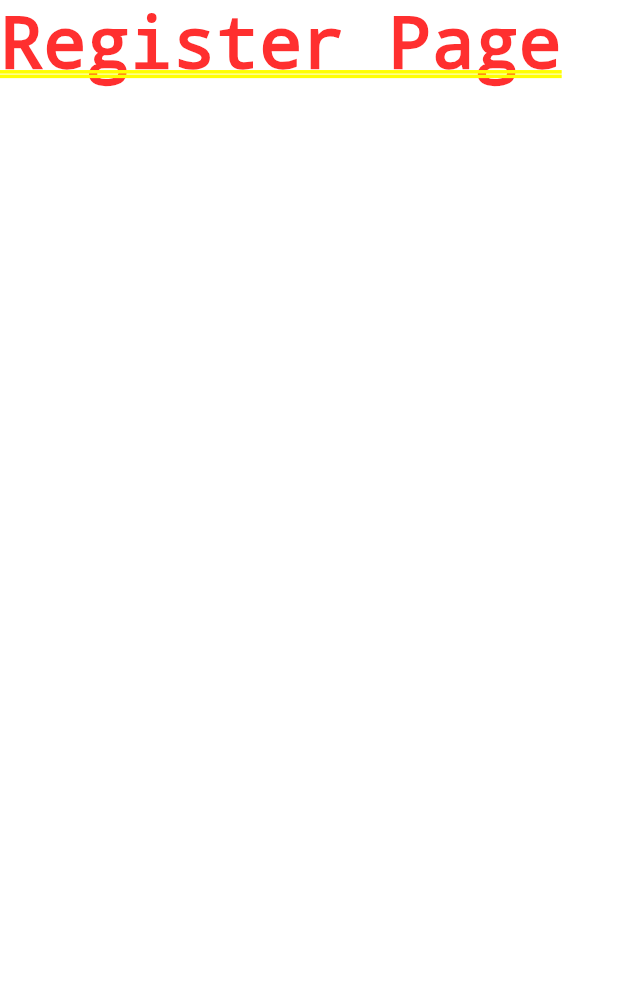
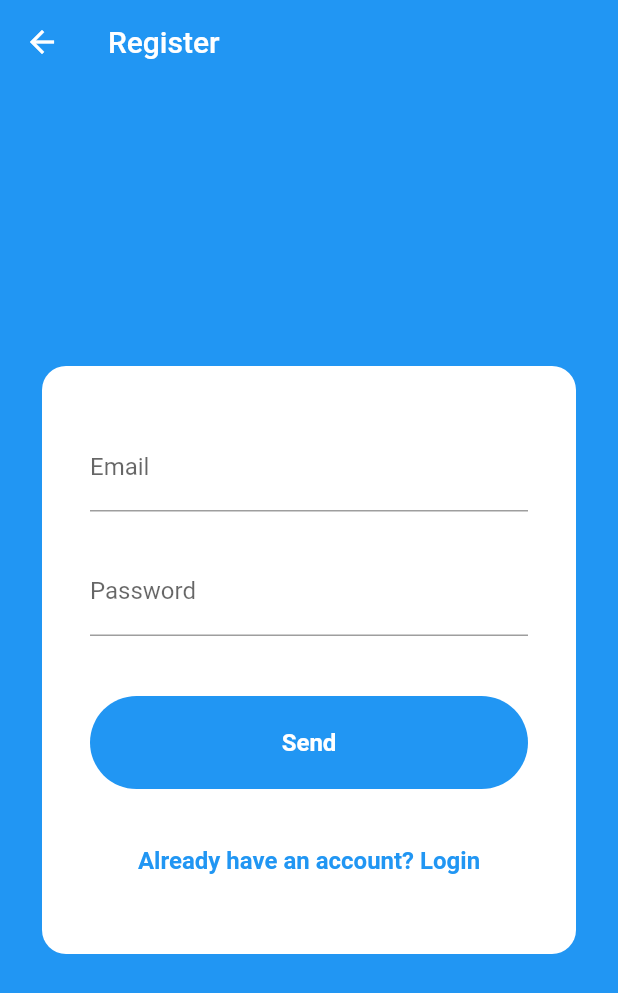
Before and after one commit to amimaro/flutter-supabase-template, a Flutter app: the screen it shows after launch, after a tap on "Register", on a phone screen of 412 x 824 dp. Shown: the top 993 px of the screen. Run offline on Flutter 3.47's test engine with Material 2 defaults, Android fonts, the phone set to English and light mode, and no system bars; drawn by our look-alikes of flutter_form_builder, loading_overlay; our stand-ins replace flutter_dotenv, form_builder_validators, supabase_flutter; accounts and stored records are empty.

Commit message:
Feature 3: register page

```diff
--- /dev/null
+++ b/lib/components/app_card.dart
@@ -0,0 +1,23 @@
+import 'package:flutter/material.dart';
+
+class AppCard extends StatelessWidget {
+  final Widget children;
+
+  const AppCard({super.key, required this.children});
+
+  @override
+  Widget build(BuildContext context) {
+    return SizedBox(
+        height: 400,
+        child: Padding(
+            padding: const EdgeInsets.symmetric(horizontal: 24),
+            child: Card(
+              elevation: 0,
+              shape: RoundedRectangleBorder(
+                  borderRadius: BorderRadius.circular(16)),
+              child: Padding(
+                  padding: const EdgeInsets.symmetric(horizontal: 32),
+                  child: children),
+            )));
+  }
+}
--- a/lib/pages/register_page.dart
+++ b/lib/pages/register_page.dart
@@ -1,10 +1,139 @@
 import 'package:flutter/material.dart';
+import 'package:flutter_form_builder/flutter_form_builder.dart';
+import 'package:flutter_supabase_template/components/app_card.dart';
+import 'package:flutter_supabase_template/main.dart';
+import 'package:form_builder_validators/form_builder_validators.dart';
+import 'package:loading_overlay/loading_overlay.dart';
+import 'package:supabase_flutter/supabase_flutter.dart';
 
-class RegisterPage extends StatelessWidget {
-  const RegisterPage({Key? key}) : super(key: key);
+class RegisterPage extends StatefulWidget {
+  const RegisterPage({super.key});
+
+  @override
+  State<RegisterPage> createState() => _RegisterPageState();
+}
+
+class _RegisterPageState extends State<RegisterPage> {
+  bool _isLoading = false;
+
+  final _formKey = GlobalKey<FormBuilderState>();
+
+  Future<void> _signUp() async {
+    if (!_formKey.currentState!.validate()) {
+      return;
+    }
+
+    try {
+      setState(() {
+        _isLoading = true;
+      });
+
+      await supabase.auth.signUp(
+        email: _formKey.currentState?.fields['email']?.value,
+        password: _formKey.currentState?.fields['password']?.value,
+      );
+
+      // ignore: use_build_context_synchronously
+      ScaffoldMessenger.of(context).showSnackBar(const SnackBar(
+        content: Text('Check your email for confirmation!'),
+      ));
+    } on AuthException catch (error) {
+      ScaffoldMessenger.of(context).showSnackBar(SnackBar(
+        content: Text(error.message),
+        backgroundColor: Theme.of(context).colorScheme.error,
+      ));
+    } catch (error) {
+      ScaffoldMessenger.of(context).showSnackBar(SnackBar(
+        content: const Text('Ops, something went wrong!'),
+        backgroundColor: Theme.of(context).colorScheme.error,
+      ));
+    } finally {
+      setState(() {
+        _isLoading = false;
+      });
+    }
+  }
 
   @override
   Widget build(BuildContext context) {
-    return const Text('Register Page');
+    // Build a Form widget using the _formKey created above.
+    return Scaffold(
+        appBar: AppBar(
+          title: const Text('Register'),
+          elevation: 0,
+        ),
+        backgroundColor: Colors.blue,
+        body: LoadingOverlay(
+            isLoading: _isLoading,
+            child: Stack(children: [
+              Center(
+                  child: AppCard(
+                      children: FormBuilder(
+                          key: _formKey,
+                          child: Column(
+                            mainAxisAlignment: MainAxisAlignment.center,
+                            children: [
+                              FormBuilderTextField(
+                                  name: 'email',
+                                  decoration:
+                                      const InputDecoration(labelText: 'Email'),
+                                  autovalidateMode: AutovalidateMode.always,
+                                  validator: FormBuilderValidators.compose([
+                                    FormBuilderValidators.required(
+                                        errorText: "Required field"),
+                                    FormBuilderValidators.email(
+                                        errorText: "Invalid email"),
+                                  ]),
+                                  initialValue: ''),
+                              const SizedBox(height: 24),
+                              FormBuilderTextField(
+                                  name: 'password',
+                                  decoration: const InputDecoration(
+                                      labelText: 'Password'),
+                                  obscureText: true,
+                                  autovalidateMode: AutovalidateMode.always,
+                                  validator: FormBuilderValidators.compose([
+                                    FormBuilderValidators.required(
+                                        errorText: 'Required field'),
+                                    FormBuilderValidators.minLength(6,
+                                        allowEmpty: false,
+                                        errorText:
+                                            'The password must be at least 6 characters long'),
+                                  ]),
+                                  initialValue: ''),
+                              const SizedBox(height: 40),
+                              FilledButton(
+                                  onPressed: _signUp,
+                                  style: ButtonStyle(
+                                    minimumSize: MaterialStateProperty.all(
+                                        const Size(double.infinity,
+                                            62)), // Set the button to full width with 50 pixels height
+                                  ),
+                                  child: const Text(
+                                    'Send',
+                                    style: TextStyle(
+                                        fontWeight: FontWeight.bold,
+                                        fontSize: 16),
+                                  )),
+                              const SizedBox(height: 24),
+                              TextButton(
+                                  onPressed: () {
+                                    Navigator.of(context)
+                                        .pushReplacementNamed('/login');
+                                  },
+                                  style: ButtonStyle(
+                                    minimumSize: MaterialStateProperty.all(
+                                        const Size(double.infinity,
+                                            40)), // Set the button to full width with 50 pixels height
+                                  ),
+                                  child: const Text(
+                                    'Already have an account? Login',
+                                    style: TextStyle(
+                                        fontWeight: FontWeight.bold,
+                                        fontSize: 16),
+                                  )),
+                            ],
+                          ))))
+            ])));
   }
 }
```
